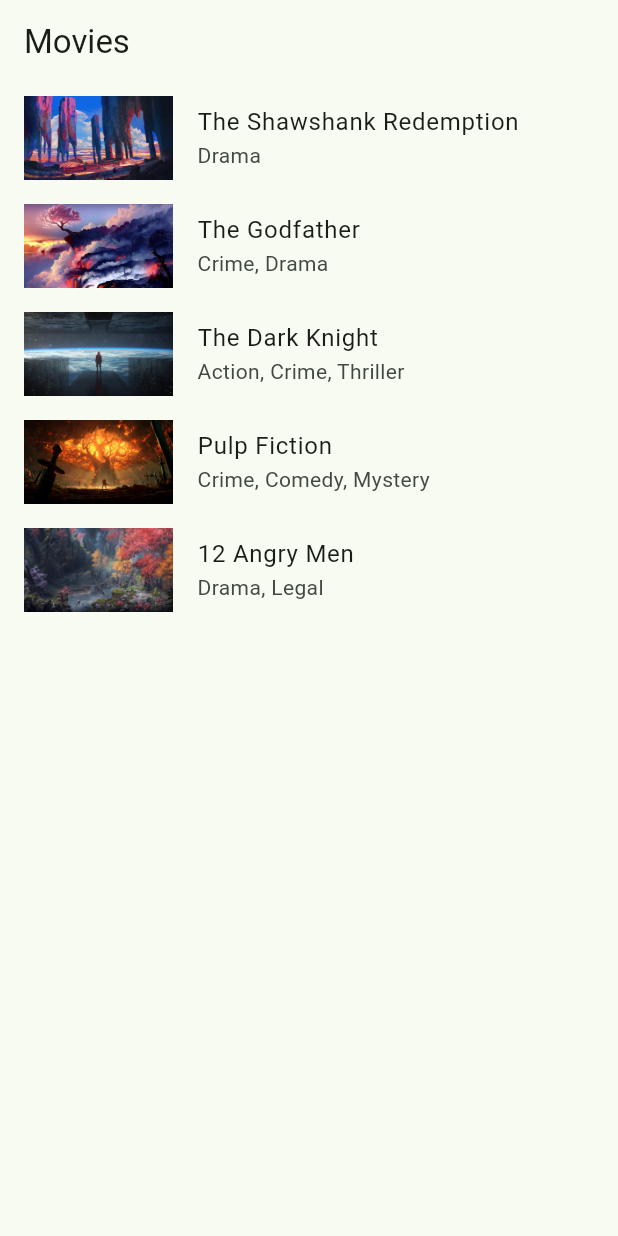
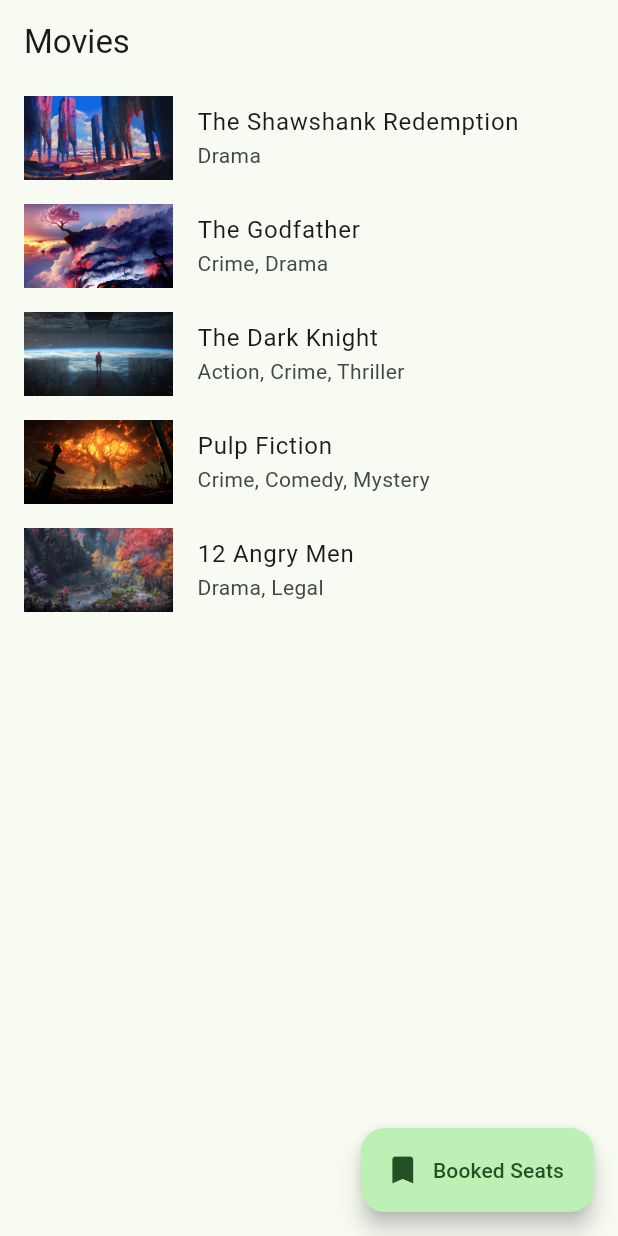
Before and after one commit to Metsehafe-Eyasu/movie_booking_app, a Flutter app: the screen it shows after launch, on a phone screen of 412 x 824 dp. Run offline on Flutter 3.47's test engine with Material 3 defaults, Android fonts, the phone set to English and light mode, and no system bars.

Commit message:
feat: modifed for temp data persistence

```diff
--- /dev/null
+++ b/lib/models/booked_seats.dart
@@ -0,0 +1,11 @@
+import './movie.dart';
+import './seats.dart';
+
+class BookedSeats {
+  final Movie movie;
+  final int timeSlotId;
+  final List<Seat> seats;
+  final int confirmationNumber;
+
+  BookedSeats({required this.movie, required this.timeSlotId, required this.seats, required this.confirmationNumber});
+}
--- a/lib/models/movie.dart
+++ b/lib/models/movie.dart
@@ -1,3 +1,5 @@
+import 'seats.dart';
+
 class Movie {
   final int id;
   final String title;
@@ -5,6 +7,7 @@ class Movie {
   final int releaseYear;
   final String posterImage;
   final List<String> showtimes;
+  final Map<int, Seats> seats;
 
   Movie({
     required this.id,
@@ -13,16 +16,20 @@ class Movie {
     required this.releaseYear,
     required this.posterImage,
     required this.showtimes,
+    required this.seats,
   });
 
-  factory Movie.fromJson(Map<String, dynamic> json) {
-    return Movie(
-      id: json['id'] as int,
-      title: json['title'] as String,
-      genre: json['genre'] as String,
-      releaseYear: json['release_year'] as int,
-      posterImage: json['poster_image'] as String,
-      showtimes: List<String>.from(json['showtimes']),
-    );
-  }
+  // factory Movie.fromJson(Map<String, dynamic> json) {
+  //   return Movie(
+  //     id: json['id'] as int,
+  //     title: json['title'] as String,
+  //     genre: json['genre'] as String,
+  //     releaseYear: json['release_year'] as int,
+  //     posterImage: json['poster_image'] as String,
+  //     showtimes: List<String>.from(json['showtimes']),
+  //     seats: (json['seats'] as Map<String, dynamic>).map((key, value) {
+  //       return MapEntry(int.parse(key), Seats.fromJson(value));
+  //     }),
+  //   );
+  // }
 }
--- a/lib/screens/home_page.dart
+++ b/lib/screens/home_page.dart
@@ -19,6 +19,12 @@ class HomePage extends StatelessWidget {
           final movie = movies[index];
           return MovieListItem(movie: movie);
         },
+      ),
+      floatingActionButton: FloatingActionButton.extended(
+        onPressed: () => Navigator.pushNamed(
+            context, '/booked_seats'), // Route to booked seats screen
+        label: const Text('Booked Seats'),
+        icon: const Icon(Icons.bookmark),
       ),
     );
   }
--- /dev/null
+++ b/lib/utils/data.dart
@@ -0,0 +1,209 @@
+import '../models/movie.dart';
+import '../models/seats.dart';
+import '../models/booked_seats.dart';
+
+final movies = [
+  Movie(
+      id: 1,
+      title: "The Shawshank Redemption",
+      genre: "Drama",
+      releaseYear: 1994,
+      posterImage: "assets/images/movies/the_shawshank_redemption.jpg",
+      showtimes: [
+        "12:00 PM",
+        "5:00 PM",
+        "8:00 PM"
+      ],
+      seats: {
+        0: Seats(
+          rows: 5,
+          columns: 4,
+          allSeats: List.generate(
+              20,
+              (index) =>
+                  Seat(row: index ~/ 4, column: index % 4, isAvailable: true)),
+        ),
+        1: Seats(
+          rows: 5,
+          columns: 4,
+          allSeats: List.generate(
+              20,
+              (index) =>
+                  Seat(row: index ~/ 4, column: index % 4, isAvailable: true)),
+        ),
+        2: Seats(
+          rows: 5,
+          columns: 4,
+          allSeats: List.generate(
+              20,
+              (index) =>
+                  Seat(row: index ~/ 4, column: index % 4, isAvailable: true)),
+        ),
+      }),
+  Movie(
+      id: 2,
+      title: "The Godfather",
+      genre: "Crime, Drama",
+      releaseYear: 1972,
+      posterImage: "assets/images/movies/the_godfather.jpg",
+      showtimes: [
+        "2:00 PM",
+        "6:00 PM",
+        "9:00 PM"
+      ],
+      seats: {
+        0: Seats(
+          rows: 5,
+          columns: 4,
+          allSeats: List.generate(
+              20,
+              (index) =>
+                  Seat(row: index ~/ 4, column: index % 4, isAvailable: true)),
+        ),
+        1: Seats(
+          rows: 5,
+          columns: 4,
+          allSeats: List.generate(
+              20,
+              (index) =>
+                  Seat(row: index ~/ 4, column: index % 4, isAvailable: true)),
+        ),
+        2: Seats(
+          rows: 5,
+          columns: 4,
+          allSeats: List.generate(
+              20,
+              (index) =>
+                  Seat(row: index ~/ 4, column: index % 4, isAvailable: true)),
+        ),
+      }),
+  Movie(
+      id: 3,
+      title: "The Dark Knight",
+      genre: "Action, Crime, Thriller",
+      releaseYear: 2008,
+      posterImage: "assets/images/movies/the_dark_knight.jpg",
+      showtimes: [
+        "1:00 PM",
+        "4:00 PM",
+        "7:00 PM"
+      ],
+      seats: {
+        0: Seats(
+          rows: 5,
+          columns: 4,
+          allSeats: List.generate(
+              20,
+              (index) =>
+                  Seat(row: index ~/ 4, column: index % 4, isAvailable: true)),
+        ),
+        1: Seats(
+          rows: 5,
+          columns: 4,
+          allSeats: List.generate(
+              20,
+              (index) =>
+                  Seat(row: index ~/ 4, column: index % 4, isAvailable: true)),
+        ),
+        2: Seats(
+          rows: 5,
+          columns: 4,
+          allSeats: List.generate(
+              20,
+              (index) =>
+                  Seat(row: index ~/ 4, column: index % 4, isAvailable: true)),
+        ),
+      }),
+  Movie(
+      id: 4,
+      title: "Pulp Fiction",
+      genre: "Crime, Comedy, Mystery",
+      releaseYear: 1994,
+      posterImage: "assets/images/movies/pulp_fiction.jpg",
+      showtimes: [
+        "3:00 PM",
+        "6:30 PM",
+        "9:30 PM"
+      ],
+      seats: {
+        0: Seats(
+          rows: 5,
+          columns: 4,
+          allSeats: List.generate(
+              20,
+              (index) =>
+                  Seat(row: index ~/ 4, column: index % 4, isAvailable: true)),
+        ),
+        1: Seats(
+          rows: 5,
+          columns: 4,
+          allSeats: List.generate(
+              20,
+              (index) =>
+                  Seat(row: index ~/ 4, column: index % 4, isAvailable: true)),
+        ),
+        2: Seats(
+          rows: 5,
+          columns: 4,
+          allSeats: List.generate(
+              20,
+              (index) =>
+                  Seat(row: index ~/ 4, column: index % 4, isAvailable: true)),
+        ),
+      }),
+  Movie(
+      id: 5,
+      title: "12 Angry Men",
+      genre: "Drama, Legal",
+      releaseYear: 1957,
+      posterImage: "assets/images/movies/12_angry_men.jpg",
+      showtimes: [
+        "4:30 PM",
+        "7:30 PM",
+        "10:30 PM"
+      ],
+      seats: {
+        0: Seats(
+          rows: 5,
+          columns: 4,
+          allSeats: List.generate(
+              20,
+              (index) =>
+                  Seat(row: index ~/ 4, column: index % 4, isAvailable: true)),
+        ),
+        1: Seats(
+          rows: 5,
+          columns: 4,
+          allSeats: List.generate(
+              20,
+              (index) =>
+                  Seat(row: index ~/ 4, column: index % 4, isAvailable: true)),
+        ),
+        2: Seats(
+          rows: 5,
+          columns: 4,
+          allSeats: List.generate(
+              20,
+              (index) =>
+                  Seat(row: index ~/ 4, column: index % 4, isAvailable: true)),
+        ),
+      }),
+];
+
+void markSeatBooked(Movie movie, int timeSlotId, Seat seat) {
+  final seats = movie.seats[timeSlotId];
+  if (seats == null) {
+    throw ArgumentError('Invalid time slot ID');
+  }
+  seats.getSeatAt(seat.row, seat.column).isAvailable = false;
+}
+
+Seats fetchSeatData(Movie movie, int timeSlotId) {
+  final seats = movie.seats[timeSlotId];
+  if (seats == null) {
+    throw ArgumentError('Invalid time slot ID');
+  }
+  return seats;
+}
+
+final List<BookedSeats> bookedSeatsList = [];
```
Also changed, not shown: lib/main.dart (+14 -42 lines), lib/models/seats.dart (+0 -45 lines), lib/screens/booked_seats_page.dart (added, +63 -0 lines), lib/screens/booking_confirmation_page.dart (+10 -36 lines), lib/screens/seat_selection_page.dart (+12 -7 lines), pubspec.yaml (+1 -7 lines), 1 other file.
